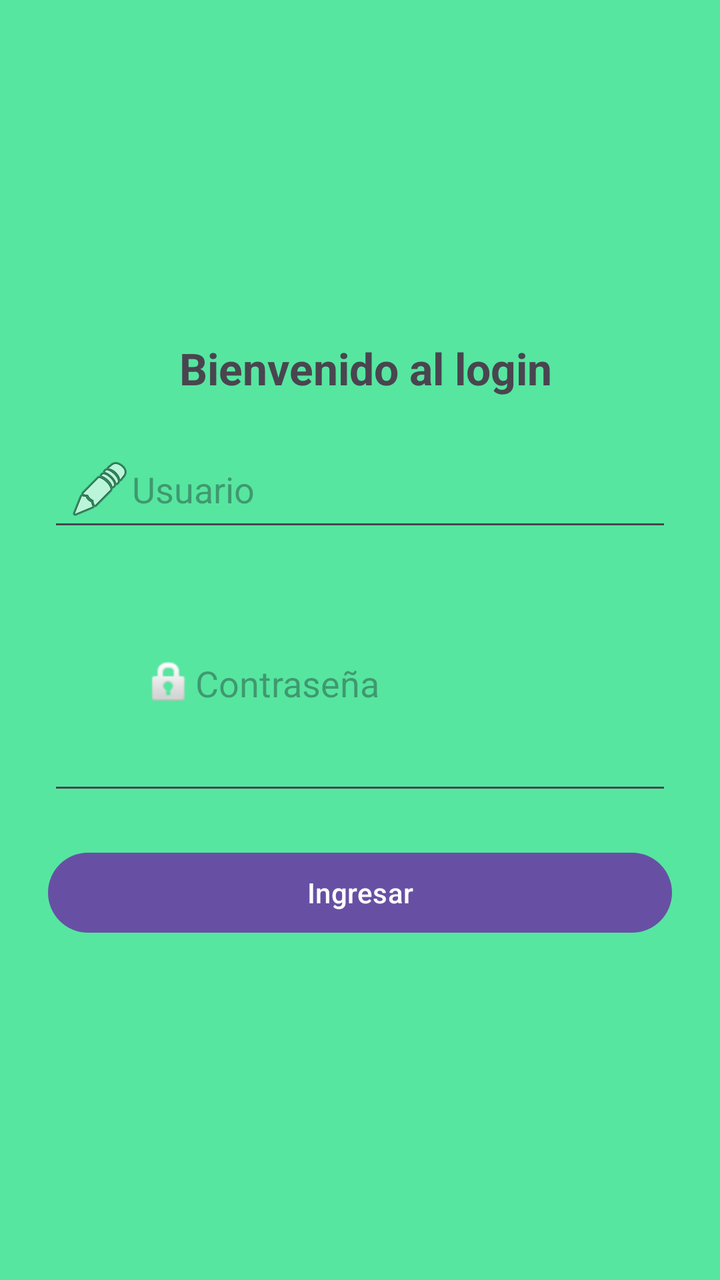
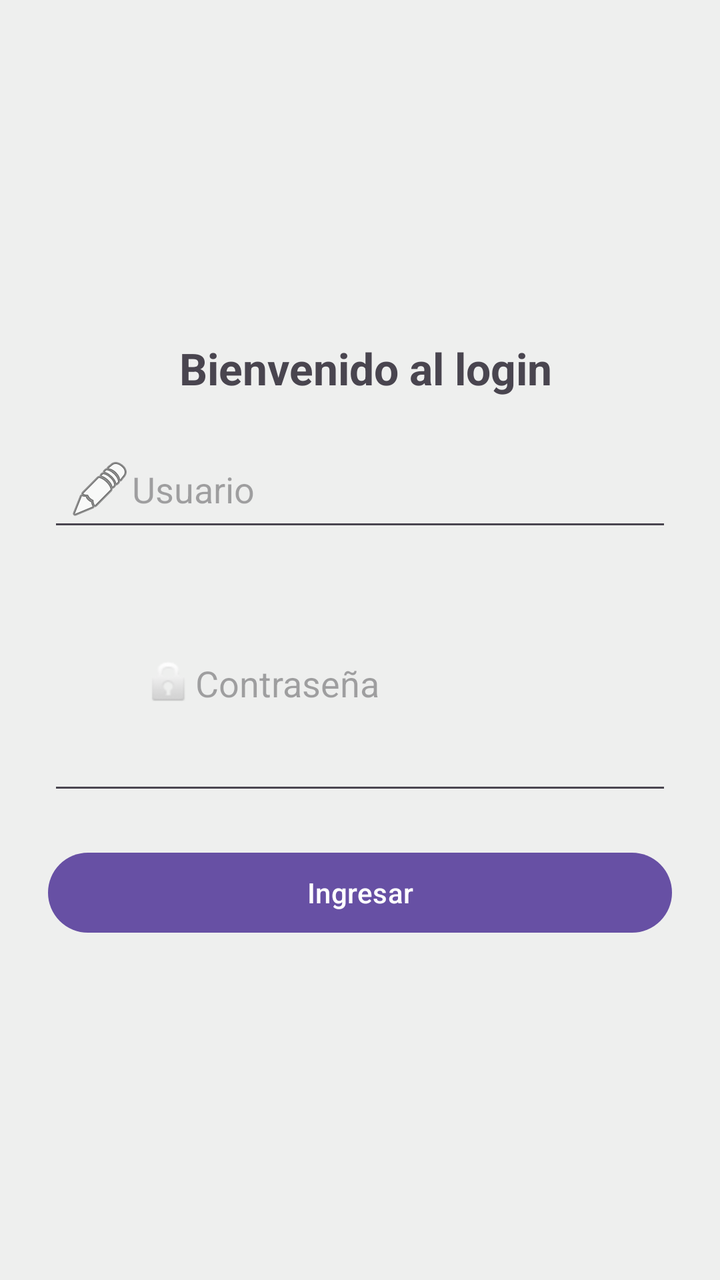

Two renders of the same Android screen: before a commit and after it. Below are the layout's source before the change and the commit's diff.
<!-- AndroidManifest.xml: application theme Theme.Cultivos_Orquideas -->
<!-- res/layout/activity_login.xml -->
<?xml version="1.0" encoding="utf-8"?>
<LinearLayout xmlns:android="http://schemas.android.com/apk/res/android"
    android:id="@+id/main"
    android:layout_width="match_parent"
    android:layout_height="match_parent"
    android:background="#56E6A0"
    android:gravity="center"
    android:orientation="vertical"
    android:padding="24dp">

    <TextView
        android:id="@+id/tvTituloLogin"
        android:layout_width="match_parent"
        android:layout_height="wrap_content"
        android:gravity="center"
        android:paddingBottom="20dp"
        android:text=" Bienvenido al login"
        android:textSize="22sp"
        android:textStyle="bold" />

    <EditText
        android:id="@+id/etUser"
        android:layout_width="match_parent"
        android:layout_height="wrap_content"
        android:drawableStart="@android:drawable/ic_menu_edit"
        android:hint="Usuario"
        android:inputType="textPersonName"
        android:padding="10dp" />

    <EditText
        android:id="@+id/etPass"
        android:layout_width="match_parent"
        android:layout_height="wrap_content"
        android:layout_marginTop="10dp"
        android:drawableStart="@android:drawable/ic_lock_idle_lock"
        android:hint="Contraseña"
        android:inputType="textPassword"
        android:padding="48dp" />

    <Button
        android:id="@+id/btnLogin"
        android:layout_width="match_parent"
        android:layout_height="wrap_content"
        android:layout_marginTop="20dp"
        android:text="Ingresar" />
</LinearLayout>
<!-- resources referenced by this layout -->
<resources>
  <style name="Theme.Cultivos_Orquideas" parent="Base.Theme.Cultivos_Orquideas" />
  <style name="Base.Theme.Cultivos_Orquideas" parent="Theme.Material3.DayNight.NoActionBar">
          
          
      </style>
</resources>

<!-- the commit's change to res/layout/activity_login.xml (unified diff, before → after) -->
@@ -3,7 +3,7 @@
     android:id="@+id/main"
     android:layout_width="match_parent"
     android:layout_height="match_parent"
-    android:background="#56E6A0"
+    android:background="#EEEFEE"
     android:gravity="center"
     android:orientation="vertical"
     android:padding="24dp">
